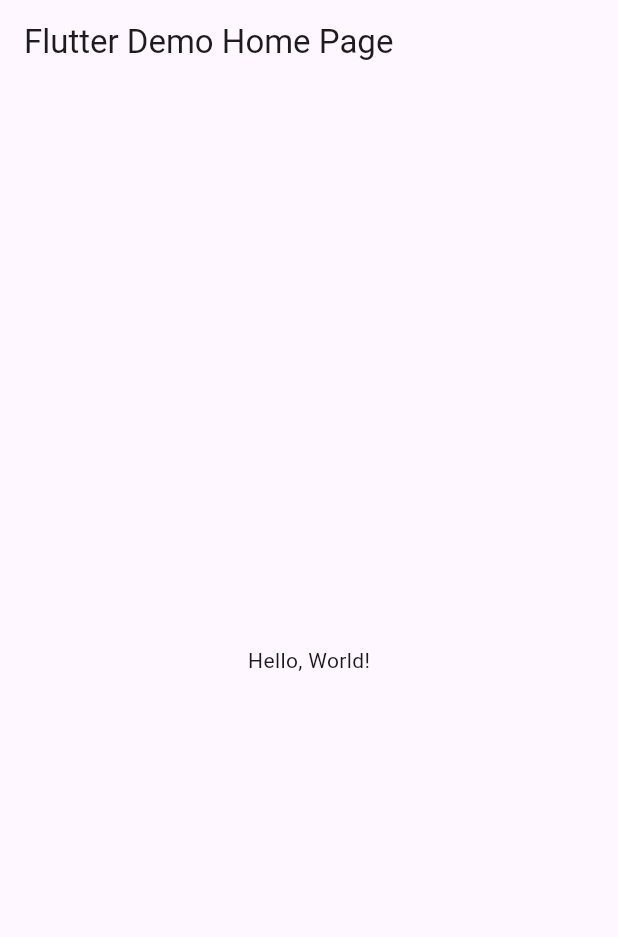
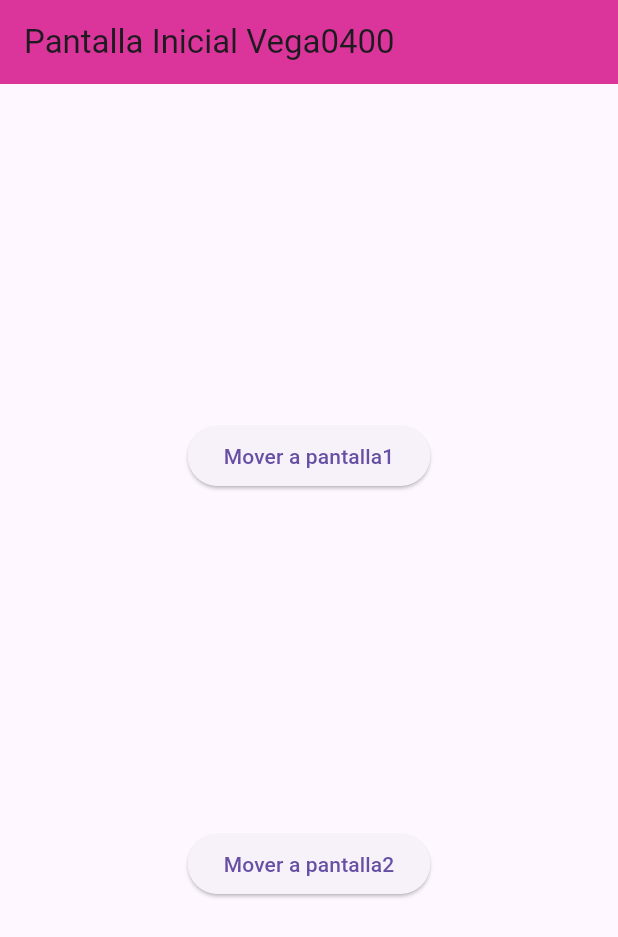
Before and after one commit to VegaTapiaGemaKarina/p15-RutasV2-0400, a Flutter app: the screen it shows after launch, on a phone screen of 412 x 824 dp. Shown: the top 937 px of the screen. Run offline on Flutter 3.47's test engine with Material 3 defaults, Android fonts, the phone set to English and light mode, and no system bars.

```diff
--- a/lib/main.dart
+++ b/lib/main.dart
@@ -1,43 +1,22 @@
 import 'package:flutter/material.dart';
+import 'package:vega0400/pantallainicial_0400.dart';
+import 'package:vega0400/pantalla1_0400.dart';
+import 'package:vega0400/pantalla2_0400.dart';
 
-void main() => runApp(MyApp());
+void main() => runApp(MiApp0400());
 
-class MyApp extends StatelessWidget {
-  const MyApp({super.key});
-  // This widget is the root of your application.
+class MiApp0400 extends StatelessWidget {
+  const MiApp0400({Key? key}) : super(key: key);
   @override
   Widget build(BuildContext context) {
     return MaterialApp(
-      // Application name
-      title: 'Flutter Hello World',
-      // Application theme data, you can set the colors for the application as
-      // you want
-      theme: ThemeData(
-        // useMaterial3: true,
-        primarySwatch: Colors.blue,
-      ),
-      // A widget which will be started on application startup
-      home: MyHomePage(title: 'Flutter Demo Home Page'),
+      debugShowCheckedModeBanner: false,
+      initialRoute: "/",
+      routes: {
+        "/": (context) => PantallaInicial_0400(),
+        "/Pantalla1_0400": (context) => Pantalla1_0400(),
+        "/Pantalla2_0400": (context) => Pantalla2_0400(),
+      }, //fin rutas de paginas
     );
-  }
-}
-
-class MyHomePage extends StatelessWidget {
-  final String title;
-  const MyHomePage({super.key, required this.title});
-
-  @override
-  Widget build(BuildContext context) {
-    return Scaffold(
-      appBar: AppBar(
-        // The title text which will be shown on the action bar
-        title: Text(title),
-      ),
-      body: Center(
-        child: Text(
-          'Hello, World!',
-        ),
-      ),
-    );
-  }
-}
+  } //fin widget
+} //fin MiApp0400
--- /dev/null
+++ b/lib/pantalla1_0400.dart
@@ -0,0 +1,25 @@
+///Pantalla1_0400
+import 'package:flutter/material.dart';
+
+class Pantalla1_0400 extends StatelessWidget {
+  const Pantalla1_0400({Key? key}) : super(key: key);
+
+  @override
+  Widget build(BuildContext context) {
+    return Scaffold(
+      appBar: AppBar(
+        title: Text("Pantalla1 Vega0400"),
+        backgroundColor: Color(0xffd083fd),
+      ),
+      body: Center(
+        child: Column(
+          children: [
+            Container(
+              child: Text("Vega Ejemplo"),
+            )
+          ],
+        ),
+      ),
+    );
+  }
+}
--- /dev/null
+++ b/lib/pantalla2_0400.dart
@@ -0,0 +1,27 @@
+//"/Pantalla2_0400"
+import 'package:flutter/material.dart';
+
+class Pantalla2_0400 extends StatelessWidget {
+  const Pantalla2_0400({Key? key}) : super(key: key);
+
+  @override
+  Widget build(BuildContext context) {
+    return Scaffold(
+      appBar: AppBar(
+        title: Text("Pantalla2 Vega0400"),
+        backgroundColor: Color(0xffa51ff2),
+      ),
+      body: Center(
+        child: Column(
+          mainAxisAlignment: MainAxisAlignment.center,
+          children: [
+            ElevatedButton(
+              onPressed: () {}, //si presiona boton
+              child: Text("Pantalla"),
+            )
+          ],
+        ),
+      ),
+    );
+  }
+}
--- /dev/null
+++ b/lib/pantallainicial_0400.dart
@@ -0,0 +1,36 @@
+import 'package:flutter/material.dart';
+
+//PantallaInicial_0400
+//
+class PantallaInicial_0400 extends StatelessWidget {
+  const PantallaInicial_0400({Key? key}) : super(key: key);
+
+  @override
+  Widget build(BuildContext context) {
+    return Scaffold(
+      appBar: AppBar(
+        title: Text("Pantalla Inicial Vega0400"),
+        backgroundColor: Color(0xffdb359b),
+      ),
+      body: Center(
+        child: Column(
+          mainAxisAlignment: MainAxisAlignment.spaceEvenly,
+          children: [
+            ElevatedButton(
+              onPressed: () {
+                Navigator.pushNamed(context, "/Pantalla1_0400");
+              },
+              child: Text("Mover a pantalla1"),
+            ),
+            ElevatedButton(
+              onPressed: () {
+                Navigator.pushNamed(context, "/Pantalla2_0400");
+              },
+              child: Text("Mover a pantalla2"),
+            )
+          ], //ninos widget
+        ),
+      ),
+    );
+  } //fin de widget
+} //fin pantalla inicial
```
